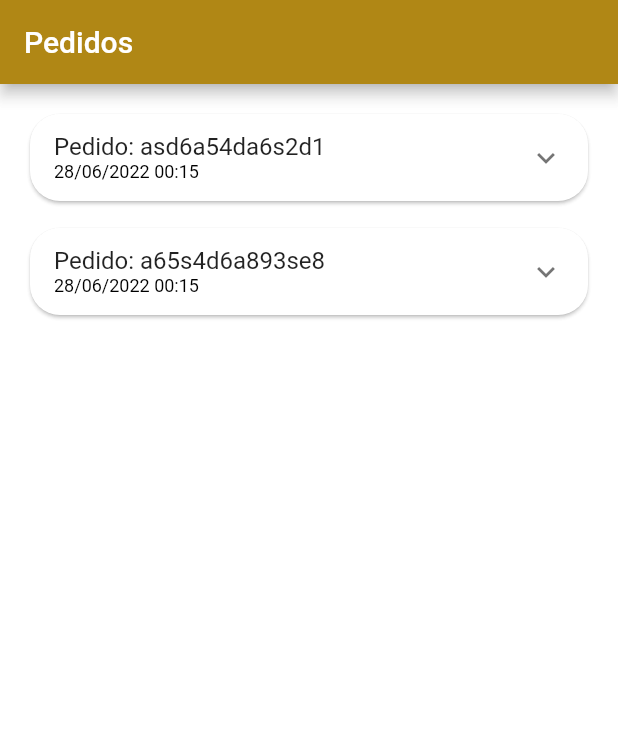
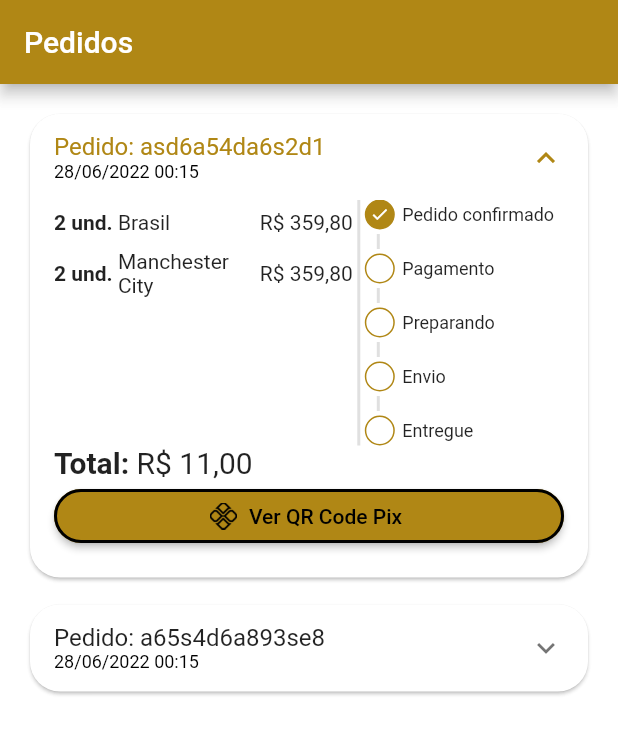
Before and after one commit to ValterNoleto/My_Sport, a Flutter app: the OrdersTab screen opened directly, on a phone screen of 412 x 824 dp. Shown: the top 734 px of the screen. Run offline on Flutter 3.47's test engine with Material 2 defaults, Android fonts, the phone set to English and light mode, and no system bars; our stand-ins replace animated_text_kit, badges, mask_text_input_formatter.

Commit message:
order tab wip

```diff
--- a/lib/src/config/app_data.dart
+++ b/lib/src/config/app_data.dart
@@ -95,7 +95,7 @@
       '2022-06-28 00:15:25.450',
     ),
     overdueDateTime: DateTime.parse(
-      '2022-06-28 00:15:25.450',
+      '2023-06-28 00:15:25.450',
     ),
     items: [
       CartItemModel(
@@ -119,7 +119,7 @@
       '2022-06-28 00:15:25.450',
     ),
     overdueDateTime: DateTime.parse(
-      '2022-06-28 00:15:25.450',
+      '2023-06-28 00:15:25.450',
     ),
     items: [
       CartItemModel(
@@ -127,7 +127,7 @@
         quantity: 1,
       ),
     ],
-    status: 'refunded',
+    status: 'delivered',
     copyAndPaste: 'q1w2e3r4t5y6',
     total: 11.5,
   ),
--- a/lib/src/pages/orders/components/order_status_widget.dart
+++ b/lib/src/pages/orders/components/order_status_widget.dart
@@ -11,7 +11,7 @@
     'paid': 2,
     'preparing_purchase': 3,
     'shipping': 4,
-    'delivery': 5,
+    'delivered': 5,
   };
 
   int get currentStatus => allStatus[status]!;
@@ -24,9 +24,7 @@
 
   @override
   Widget build(BuildContext context) {
-    return Column(
-      crossAxisAlignment: CrossAxisAlignment.start,
-      children: [
+    return Column(crossAxisAlignment: CrossAxisAlignment.start, children: [
       const _StatusDot(
         isActive: true,
         title: 'Pedido confirmado',
@@ -39,11 +37,38 @@
           title: 'Pix estornado',
           backgroundcolor: Colors.orange,
         ),
-        ] else if(isOverdue) ...[
-            const _StatusDot(isActive: true, title: 'Pagamento Pix vencido', backgroundcolor: Colors.red,),
-          ]
-        ]
-    );
+      ] else if (isOverdue) ...[
+        const _StatusDot(
+          isActive: true,
+          title: 'Pagamento Pix vencido',
+          backgroundcolor: Colors.red,
+        ),
+      ] else ...[
+        _StatusDot(
+          isActive: currentStatus >= 2,
+          title: 'Pagamento',
+          backgroundcolor: null,
+        ),
+        const _CustomDivider(),
+        _StatusDot(
+          isActive: currentStatus >= 3,
+          title: 'Preparando',
+          backgroundcolor: null,
+        ),
+        const _CustomDivider(),
+        _StatusDot(
+          isActive: currentStatus >= 4,
+          title: 'Envio',
+          backgroundcolor: null,
+        ),
+        const _CustomDivider(),
+        _StatusDot(
+          isActive: currentStatus >= 5,
+          title: 'Entregue',
+          backgroundcolor: null,
+        ),
+      ],
+    ]);
   }
 }
 
--- a/lib/src/pages/orders/components/order_tile.dart
+++ b/lib/src/pages/orders/components/order_tile.dart
@@ -23,6 +23,7 @@
       child: Theme(
         data: Theme.of(context).copyWith(dividerColor: Colors.transparent),
         child: ExpansionTile(
+          initiallyExpanded: order.status == 'pending_payment',
           title: Column(
             mainAxisSize: MainAxisSize.min,
             crossAxisAlignment: CrossAxisAlignment.start,
@@ -38,14 +39,16 @@
             ],
           ),
           childrenPadding: const EdgeInsets.fromLTRB(16, 0, 16, 16),
+          expandedCrossAxisAlignment: CrossAxisAlignment.stretch,
           children: [
-            SizedBox(
-              height: 150,
+            IntrinsicHeight(
               child: Row(
                 children: [
                   //Product list
                   Expanded(
                     flex: 3,
+                    child: SizedBox(
+                      height: 150,
                       child: ListView(
                         children: order.items.map((orderItem) {
                           return _OrderItemWidget(
@@ -53,6 +56,7 @@
                             orderItem: orderItem,
                           );
                         }).toList(),
+                      ),
                     ),
                   ),
 
@@ -73,7 +77,55 @@
                   ),
                 ],
               ),
-            )
+            ),
+
+            //Total
+            Text.rich(
+              TextSpan(
+                style: const TextStyle(
+                  fontSize: 20,
+                ),
+                children: [
+                  const TextSpan(
+                    text: 'Total: ',
+                    style: TextStyle(
+                      fontWeight: FontWeight.bold,
+                    ),
+                  ),
+                  TextSpan(
+                    text: utilsServices.priceToCurrency(order.total),
+                  ),
+                ],
+              ),
+            ),
+
+            //Payment button
+            Visibility(
+              visible: order.status == 'pending_payment',
+              child: ElevatedButton.icon(
+                style: ElevatedButton.styleFrom(
+                  shape: RoundedRectangleBorder(
+                    borderRadius: BorderRadius.circular(20),
+                  ),
+                  side: const BorderSide(
+                    width: 2,
+                    color: Colors.black,
+                  ),
+                ),
+                onPressed: () {},
+                icon: Image.asset(
+                  'assets/app_images/pix.png',
+                  height: 18,
+                  color: Colors.black,
+                ),
+                label: const Text(
+                  'Ver QR Code Pix',
+                  style: TextStyle(
+                    color: Colors.black,
+                  ),
+                ),
+              ),
+            ),
           ],
         ),
       ),
--- a/lib/src/pages/product/product_screen.dart
+++ b/lib/src/pages/product/product_screen.dart
@@ -107,8 +107,6 @@
                         ),
                       ),
 
-                      //Features
-
                       //Button
                       SizedBox(
                         height: 55,
--- a/pubspec.yaml
+++ b/pubspec.yaml
@@ -62,6 +62,7 @@
   # To add assets to your application, add an assets section, like this:
   assets:
     - assets/shirts/
+    - assets/app_images/
   #   - images/a_dot_ham.jpeg
 
   # An image asset can refer to one or more resolution-specific "variants", see
```
Also changed, not shown: assets/app_images/pix.png (added). Lines whose indentation alone changed are shown as unchanged.
